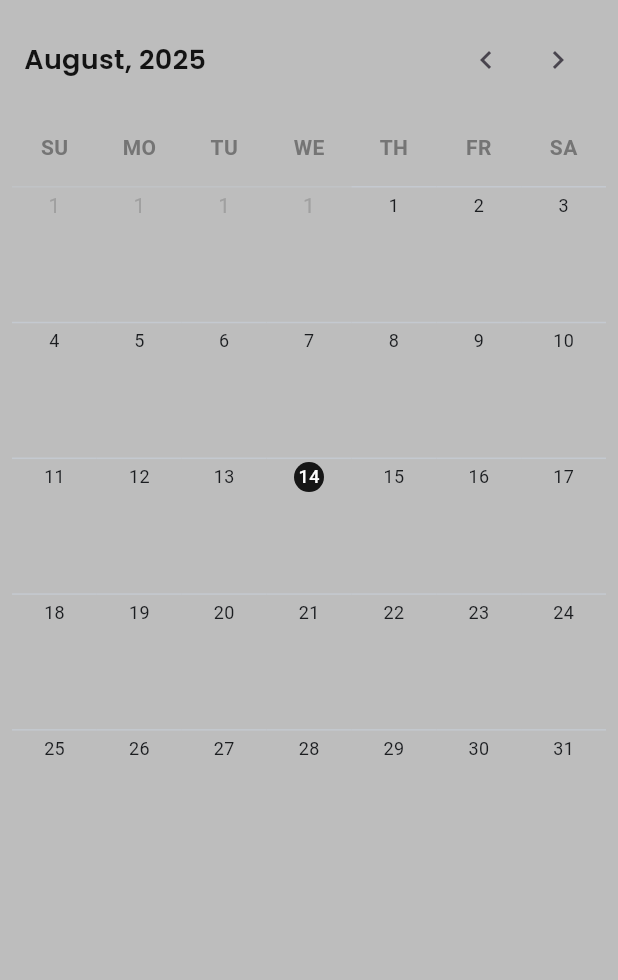
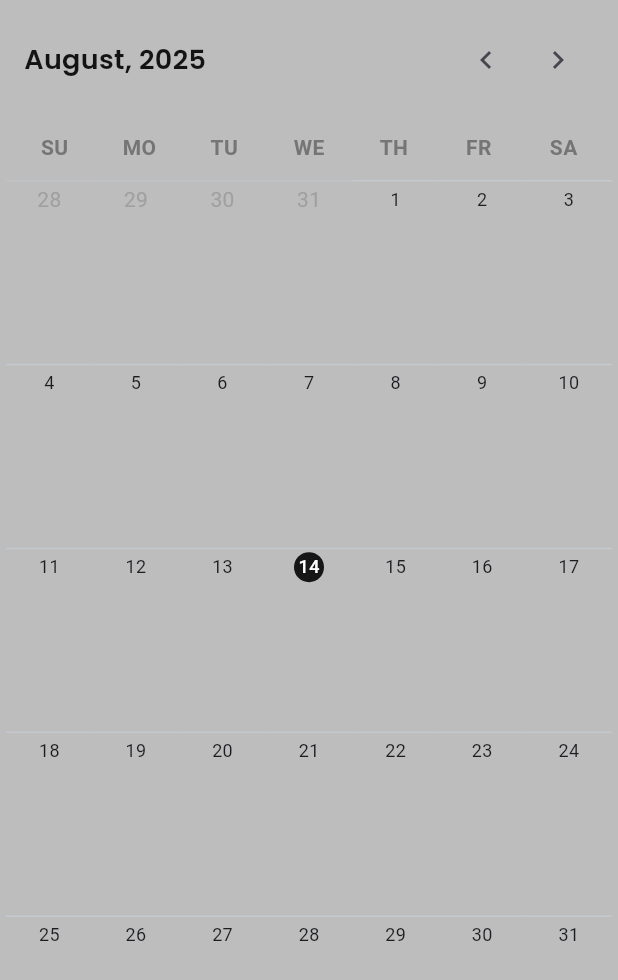
Before and after one commit to IITGCampusSyncTeam/IITGCampusSync, a Flutter app: what buildCalendarView() shows on an empty page, opened directly with empty values, on a phone screen of 412 x 824 dp. Shown: the top 980 px of the screen. Run offline on Flutter 3.47's test engine with Material 3 defaults, Android fonts, the phone set to English and light mode, and no system bars; our stand-ins replace dio, file_picker, firebase_core, firebase_messaging, flutter_local_notifications, flutter_typeahead and 4 more; missing offline and left inert: flutter_web_auth_2, razorpay_flutter; accounts and stored records are empty; network calls fail.

Commit message:
Updated Calender

```diff
--- a/frontend/lib/constants/colors.dart
+++ b/frontend/lib/constants/colors.dart
@@ -19,3 +19,10 @@ class TextColors {
   static const Color muted = Color(0xFFA0A0A0);
   static const Color tertiary = Color(0xFF6E6E6E);
 }
+
+class CalanderColors {
+  static const Color green = Color(0xFFCEE178);
+  static const Color blue = Color(0xFF6AB4DF);
+  static const Color yellow = Color(0xFFFBF094);
+  static const Color pink = Color(0xFFF1A6BD);
+}
--- a/frontend/lib/screens/calendar_screen.dart
+++ b/frontend/lib/screens/calendar_screen.dart
@@ -228,8 +228,8 @@ class _CalendarScreenState extends State<CalendarScreen> {
         return buildGridView(filteredEvents, _userId!);
       case ViewType.calendar:
         return buildCalendarView(
-          provider.getEventsForMonth(
-              provider.selectedDate.year, provider.selectedDate.month),
+          context,
+          filteredEvents,
           provider.selectedDate,
           (newDate) => provider.setSelectedDate(newDate),
         );
--- a/frontend/lib/screens/organizer_calendar_screen.dart
+++ b/frontend/lib/screens/organizer_calendar_screen.dart
@@ -158,6 +158,7 @@ class _OrganizerCalendarScreenState extends State<OrganizerCalendarScreen> {
         );
       case ViewType.monthly:
         return buildCalendarView(
+          context,
           provider.getEventsForMonth(
             provider.selectedDate.year,
             provider.selectedDate.month
--- a/frontend/lib/widgets/calendar_widgets.dart
+++ b/frontend/lib/widgets/calendar_widgets.dart
@@ -1,3 +1,5 @@
+import 'dart:math';
+
 import 'package:flutter/material.dart';
 import 'package:frontend/constants/colors.dart';
 
@@ -206,7 +208,7 @@ Widget buildGridView(List<Event> events, userID) {
   );
 }
 
-Widget buildCalendarView(List<Event> events, DateTime selectedDate,
+Widget buildCalendarView(context, List<Event> events, DateTime selectedDate,
     Function(DateTime) onMonthChanged) {
   final now = DateTime.now();
   final firstDay = DateTime(selectedDate.year, selectedDate.month, 1);
@@ -224,6 +226,24 @@ Widget buildCalendarView(List<Event> events, DateTime selectedDate,
     }
   }
 
+  //Random Events for Testing
+  if (events.isNotEmpty) {
+    for (var i = 1; i <= lastDay.day; i++) {
+      // if (event.dateTime.month == selectedDate.month &&
+      //     event.dateTime.year == selectedDate.year) {
+        // int day = event.dateTime.day;
+        // if (!eventsByDay.containsKey(day)) {
+        //   eventsByDay[day] = [];
+        // }
+        // eventsByDay[day]!.add(event);
+        for (var j = 3; j < Random().nextInt(10); j++) {
+          if (!eventsByDay.containsKey(i)) { eventsByDay[i] = []; }
+          eventsByDay[i]!.add(events[0]);
+        }
+      // }
+    }
+  }
+
   eventsByDay.forEach((day, dayEvents) {
     dayEvents.sort((a, b) => a.dateTime.compareTo(b.dateTime));
   });
@@ -234,16 +254,16 @@ Widget buildCalendarView(List<Event> events, DateTime selectedDate,
       _buildCalendarDays(),
       Expanded(
         child: GridView.builder(
-          padding: EdgeInsets.all(8),
+          padding: EdgeInsets.all(4),
           gridDelegate: SliverGridDelegateWithFixedCrossAxisCount(
             crossAxisCount: 7,
-            childAspectRatio: 0.625,
+            childAspectRatio: (MediaQuery.of(context).size.width / 7) / 125,
           ),
-          itemCount: lastDay.day + firstDay.weekday - 1,
+          itemCount: (6 - (lastDay.weekday - 1) % 7) + lastDay.day + firstDay.weekday - 1,
           itemBuilder: (context, index) {
             int dayNumber = index - firstDay.weekday + 2;
 
-            if (dayNumber < 1 || dayNumber > lastDay.day) {
+            if (dayNumber < 1) {
               return Container(
                 decoration: BoxDecoration(
                   border: BorderDirectional(top: BorderSide(color: PageColors.outline.withAlpha(127), width: 1)),
@@ -251,7 +271,21 @@ Widget buildCalendarView(List<Event> events, DateTime selectedDate,
                 child: Column(
                       children: [
                         SizedBox(height: 2,),
-                        Text('1', style: TextStyle(color: TextColors.muted),)
+                        Text("${(dayNumber - 1) % (DateTime(selectedDate.year, selectedDate.month, 0).day) + 1}", style: TextStyle(color: TextColors.muted),)
+                      ],
+                    ),
+              );
+            }
+
+            if (dayNumber > lastDay.day) {
+              return Container(
+                decoration: BoxDecoration(
+                  border: BorderDirectional(top: BorderSide(color: PageColors.outline.withAlpha(127), width: 1)),
+                ),
+                child: Column(
+                      children: [
+                        SizedBox(height: 2,),
+                        Text("${dayNumber - lastDay.day}", style: TextStyle(color: TextColors.muted),)
                       ],
                     ),
               );
@@ -259,6 +293,13 @@ Widget buildCalendarView(List<Event> events, DateTime selectedDate,
 
             bool hasEvents = eventsByDay.containsKey(dayNumber);
             bool isToday = now.day == dayNumber;
+
+            Color randomCalanderColor() => switch (Random().nextInt(4)) {
+              0 => CalanderColors.blue,
+              1 => CalanderColors.green,
+              2 => CalanderColors.pink,
+              _ => CalanderColors.yellow,
+            };
 
             return InkWell(
               onTap: hasEvents
@@ -287,27 +328,39 @@ Widget buildCalendarView(List<Event> events, DateTime selectedDate,
                         ),
                       )
                     ),
-                    SizedBox(height: 4,),
+                    SizedBox(height: 2,),
+                    ColoredBox(color: Colors.amber),
                     if (hasEvents)
-                      Expanded(
-                        child: ListView.builder(
-                          padding: EdgeInsets.symmetric(horizontal: 2),
-                          itemCount: eventsByDay[dayNumber]!.length > 3
-                              ? 3
-                              : eventsByDay[dayNumber]!.length,
-                          itemBuilder: (context, eventIndex) {
-                            return Text(
-                              eventsByDay[dayNumber]![eventIndex].title,
-                              style: TextStyle(
+                    Padding(
+                      padding: const EdgeInsets.all(2.0),
+                      child: Column(
+                        mainAxisSize: MainAxisSize.max,
+                        children: List.generate(
+                          eventsByDay[dayNumber]!.length > 3
+                            ? 3
+                            : eventsByDay[dayNumber]!.length,
+                            (eventIndex) => Container(
+                              width: double.infinity,
+                              padding: EdgeInsets.symmetric(vertical: 2, horizontal: 1),
+                              margin: EdgeInsets.symmetric(vertical: 2),
+                              decoration: BoxDecoration(borderRadius: BorderRadius.circular(4.0), color: randomCalanderColor()),
+                              child: Text(
+                                // eventsByDay[dayNumber]![eventIndex].title,
+                                ["Techniche", "Hello World!"].elementAt(Random().nextInt(2)),
+                                style: TextStyle(
                                   fontSize: 12,
-                                  backgroundColor: Colors.black,
-                                  color: Colors.white),
-                              maxLines: 1,
-                              overflow: TextOverflow.ellipsis,
-                            );
-                          },
+                                  color: TextColors.primaryDark,
+                                  fontFamily: "Poppins",
+                                  fontWeight: FontWeight.w400
+                                ),
+                                maxLines: eventsByDay[dayNumber]!.length > 2 ? 1 : 2,
+                                textAlign: TextAlign.center,
+                                overflow: TextOverflow.ellipsis,
+                              )
+                            )
+                          ),
                         ),
-                      ),
+                    ),
                     if (hasEvents && eventsByDay[dayNumber]!.length > 3)
                       Text(
                         '+${eventsByDay[dayNumber]!.length - 3} more',
@@ -326,7 +379,7 @@ Widget buildCalendarView(List<Event> events, DateTime selectedDate,
 
 Widget _buildCalendarHeader(
     DateTime selectedDate, Function(DateTime) onMonthChanged) {
-  final now = DateTime.now();
+  // final now = DateTime.now();
   final monthName = getMonthName(selectedDate.month);
 
   return Padding(
--- a/frontend/pubspec.yaml
+++ b/frontend/pubspec.yaml
@@ -111,6 +111,9 @@ flutter:
     - family: Poppins
       fonts:
       - asset: assets/fonts/Poppins-SemiBold.ttf
+        weight: 600
+      - asset: assets/fonts/Poppins-Regular.ttf
+        weight: 400
   #   - family: Schyler
   #     fonts:
   #       - asset: fonts/Schyler-Regular.ttf
```
Also changed, not shown: frontend/assets/fonts/Poppins-Regular.ttf (added).
